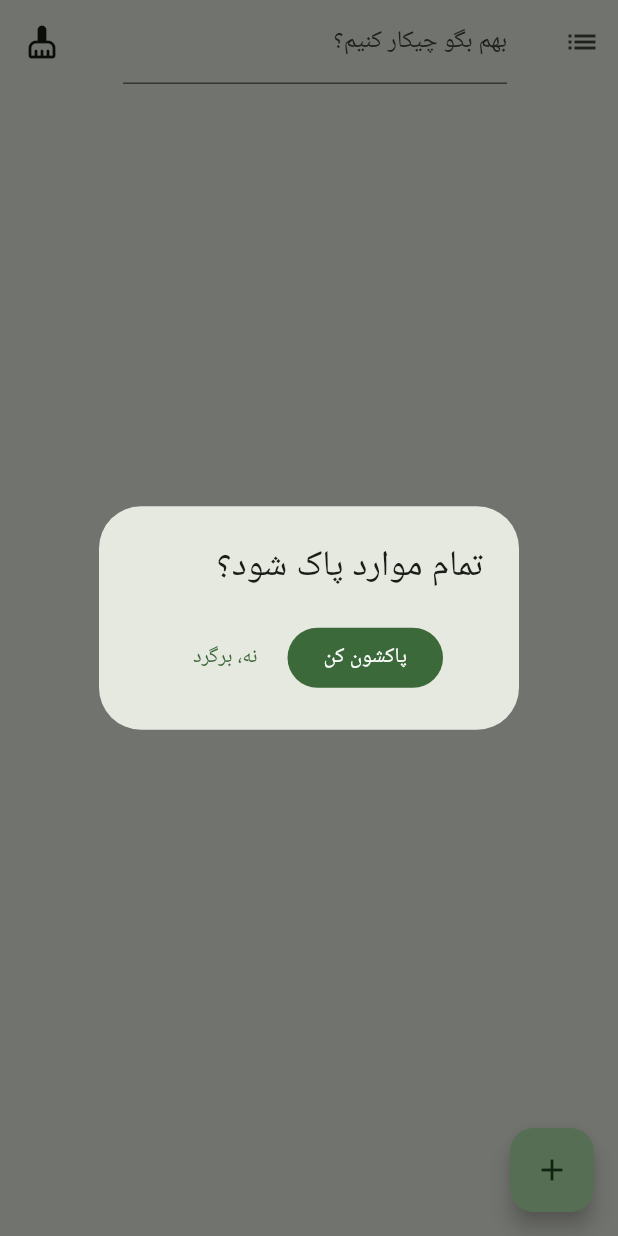
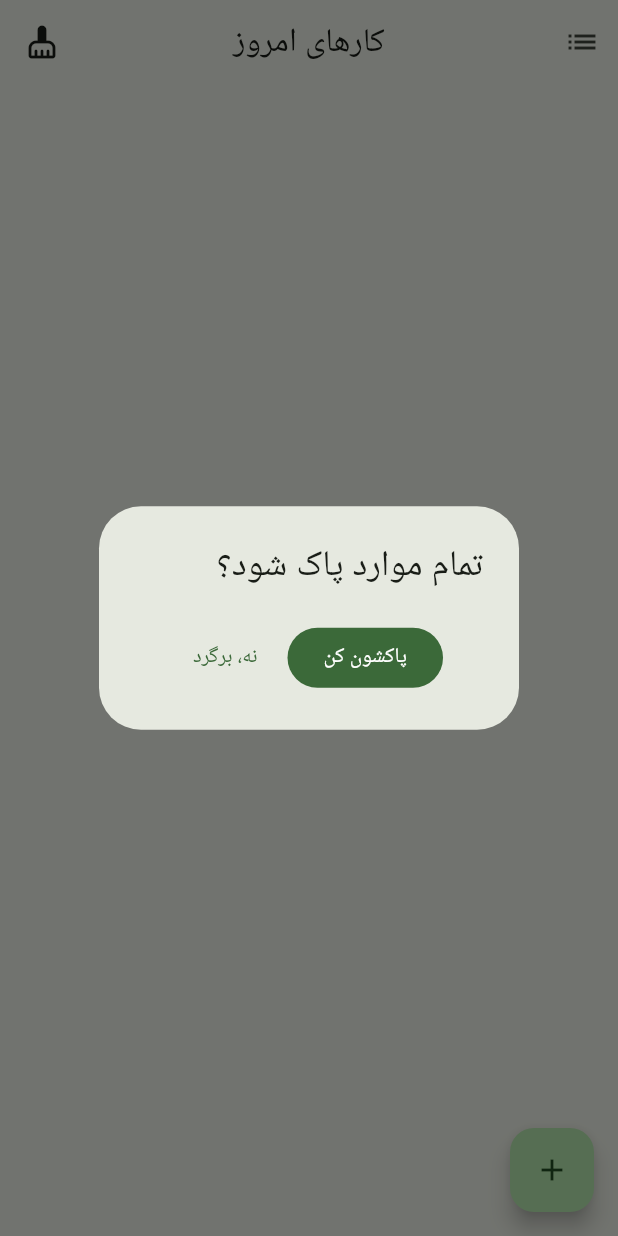
Before and after one commit to AliGIran/todo_hive, a Flutter app: the screen it shows after launch, after a tap on the "cleaning services" icon, on a phone screen of 412 x 824 dp. Run offline on Flutter 3.47's test engine with Material 3 defaults, Android fonts, the phone set to English and light mode, and no system bars; our stand-ins replace gap, hive, hive_flutter; accounts and stored records are empty.

Commit message:
Home page appbar title changed

```diff
--- a/lib/todo/presentation/pages/home_page.dart
+++ b/lib/todo/presentation/pages/home_page.dart
@@ -12,7 +12,8 @@ class TodoHomePage extends StatelessWidget {
         leading: const HomePageDeleteBoxIconButton(),
         actions: [IconButton(onPressed: () {}, icon: const Icon(Icons.list))],
         forceMaterialTransparency: true,
-        title: const HomePageTextField(),
+        title: const Text("کارهای امروز"),
+        centerTitle: true,
       ),
 
        body:
--- a/lib/todo/presentation/widgets/home_page_widgets.dart
+++ b/lib/todo/presentation/widgets/home_page_widgets.dart
@@ -9,30 +9,30 @@ import '../../../core/constants/hive_constants.dart';
 import '../../data/models/main_todo_hive/main_todo_hive.dart';
 import '../interactions/home_page_interactions.dart';
 
-class HomePageTextField extends StatelessWidget {
-  const HomePageTextField({super.key});
-
-  @override
-  Widget build(BuildContext context) {
-    return Container(
-      margin: EdgeInsets.all(10),
-      child: Directionality(
-        textDirection: TextDirection.rtl,
-        child: TextField(
-          onSubmitted: (value) {
-            addNewTodo(todoTextEditingController.text,mainTodoIcon);
-            todoTextEditingController.clear();
-          },
-          controller: todoTextEditingController,
-          decoration: const InputDecoration(
-            labelText: "بهم بگو چیکار کنیم؟",
-            floatingLabelAlignment: FloatingLabelAlignment.center,
-          ),
-        ),
-      ),
-    );
-  }
-}
+// class HomePageTextField extends StatelessWidget {
+//   const HomePageTextField({super.key});
+//
+//   @override
+//   Widget build(BuildContext context) {
+//     return Container(
+//       margin: EdgeInsets.all(10),
+//       child: Directionality(
+//         textDirection: TextDirection.rtl,
+//         child: TextField(
+//           onSubmitted: (value) {
+//             addNewTodo(todoTextEditingController.text,mainTodoIcon);
+//             todoTextEditingController.clear();
+//           },
+//           controller: todoTextEditingController,
+//           decoration: const InputDecoration(
+//             labelText: "بهم بگو چیکار کنیم؟",
+//             floatingLabelAlignment: FloatingLabelAlignment.center,
+//           ),
+//         ),
+//       ),
+//     );
+//   }
+// }
 
 // this icon button let the user to clear the whole list
 class HomePageDeleteBoxIconButton extends StatelessWidget {
```
Also changed, not shown: 1 other file.
